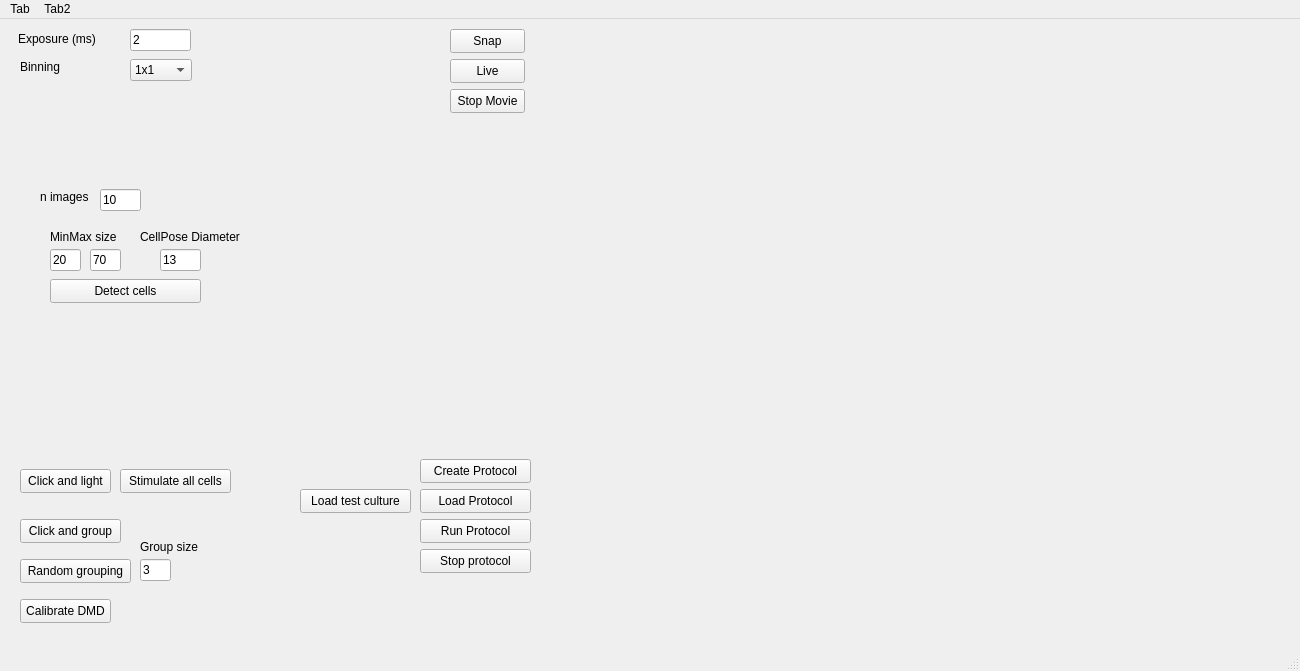
Above: MainGUI/form.ui from Katzyon/QT_QUI before the change. Below: the same form after it.
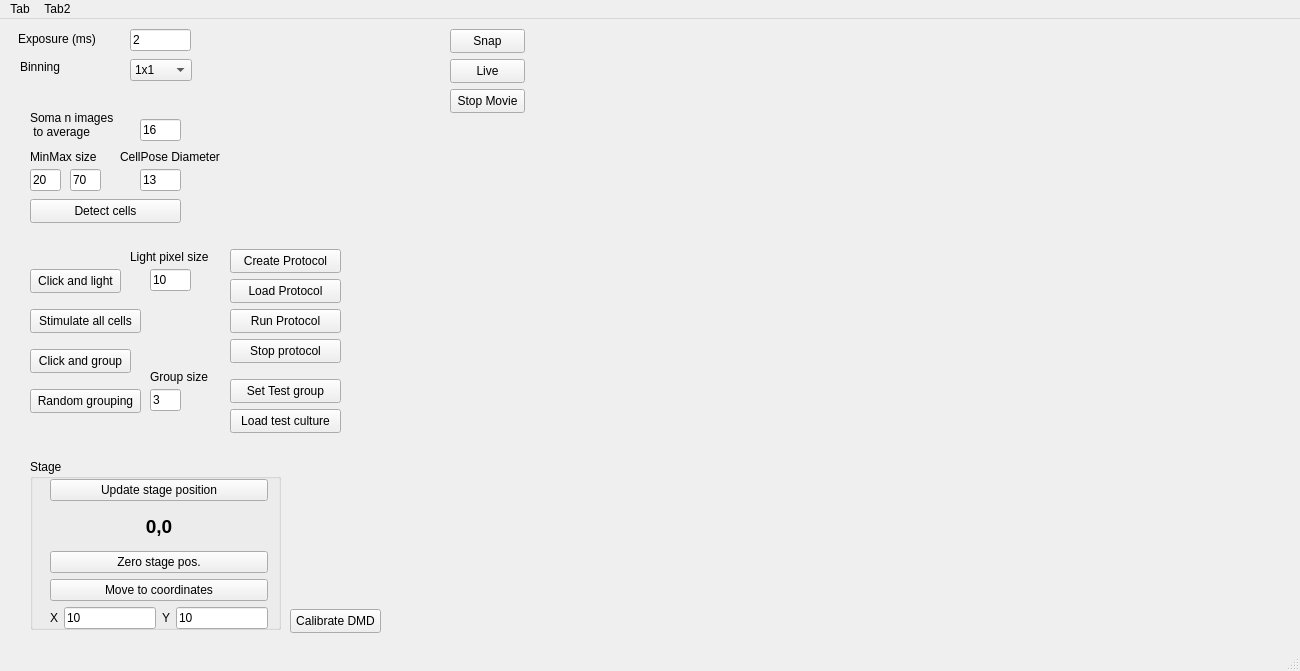
That is the form after the change. Custom widgets are drawn as their Qt base class.

What changed in the file:
```diff
--- a/MainGUI/form.ui
+++ b/MainGUI/form.ui
@@ -53,8 +53,8 @@
    <widget class="QPushButton" name="DMD_Calibrate">
     <property name="geometry">
      <rect>
-      <x>20</x>
-      <y>580</y>
+      <x>290</x>
+      <y>590</y>
       <width>91</width>
       <height>24</height>
      </rect>
@@ -82,8 +82,8 @@
    <widget class="QPushButton" name="mouse_shoot">
     <property name="geometry">
      <rect>
-      <x>20</x>
-      <y>450</y>
+      <x>30</x>
+      <y>250</y>
       <width>91</width>
       <height>24</height>
      </rect>
@@ -154,34 +154,35 @@
    <widget class="QLabel" name="label_3">
     <property name="geometry">
      <rect>
-      <x>40</x>
-      <y>170</y>
-      <width>49</width>
-      <height>16</height>
+      <x>30</x>
+      <y>90</y>
+      <width>91</width>
+      <height>31</height>
      </rect>
     </property>
     <property name="text">
-     <string>n images</string>
+     <string>Soma n images 
+ to average </string>
     </property>
    </widget>
    <widget class="QLineEdit" name="nAverage">
     <property name="geometry">
      <rect>
-      <x>100</x>
-      <y>170</y>
+      <x>140</x>
+      <y>100</y>
       <width>41</width>
       <height>22</height>
      </rect>
     </property>
     <property name="text">
-     <string>10</string>
+     <string>16</string>
     </property>
    </widget>
    <widget class="QPushButton" name="detectCells">
     <property name="geometry">
      <rect>
-      <x>50</x>
-      <y>260</y>
+      <x>30</x>
+      <y>180</y>
       <width>151</width>
       <height>24</height>
      </rect>
@@ -196,8 +197,8 @@
    <widget class="QLabel" name="label_4">
     <property name="geometry">
      <rect>
-      <x>50</x>
-      <y>210</y>
+      <x>30</x>
+      <y>130</y>
       <width>81</width>
       <height>16</height>
      </rect>
@@ -209,8 +210,8 @@
    <widget class="QLineEdit" name="minsize">
     <property name="geometry">
      <rect>
-      <x>50</x>
-      <y>230</y>
+      <x>30</x>
+      <y>150</y>
       <width>31</width>
       <height>22</height>
      </rect>
@@ -222,8 +223,8 @@
    <widget class="QLineEdit" name="maxsize">
     <property name="geometry">
      <rect>
-      <x>90</x>
-      <y>230</y>
+      <x>70</x>
+      <y>150</y>
       <width>31</width>
       <height>22</height>
      </rect>
@@ -235,8 +236,8 @@
    <widget class="QPushButton" name="somasStims">
     <property name="geometry">
      <rect>
-      <x>120</x>
-      <y>450</y>
+      <x>30</x>
+      <y>290</y>
       <width>111</width>
       <height>24</height>
      </rect>
@@ -251,8 +252,8 @@
    <widget class="QPushButton" name="ManualGroup">
     <property name="geometry">
      <rect>
-      <x>20</x>
-      <y>500</y>
+      <x>30</x>
+      <y>330</y>
       <width>101</width>
       <height>24</height>
      </rect>
@@ -267,8 +268,8 @@
    <widget class="QLabel" name="label_5">
     <property name="geometry">
      <rect>
-      <x>140</x>
-      <y>210</y>
+      <x>120</x>
+      <y>130</y>
       <width>111</width>
       <height>16</height>
      </rect>
@@ -280,8 +281,8 @@
    <widget class="QLineEdit" name="cellpose_diameter">
     <property name="geometry">
      <rect>
-      <x>160</x>
-      <y>230</y>
+      <x>140</x>
+      <y>150</y>
       <width>41</width>
       <height>22</height>
      </rect>
@@ -293,8 +294,8 @@
    <widget class="QPushButton" name="RandGroup">
     <property name="geometry">
      <rect>
-      <x>20</x>
-      <y>540</y>
+      <x>30</x>
+      <y>370</y>
       <width>111</width>
       <height>24</height>
      </rect>
@@ -306,8 +307,8 @@
    <widget class="QLineEdit" name="group_size">
     <property name="geometry">
      <rect>
-      <x>140</x>
-      <y>540</y>
+      <x>150</x>
+      <y>370</y>
       <width>31</width>
       <height>22</height>
      </rect>
@@ -319,8 +320,8 @@
    <widget class="QLabel" name="label_6">
     <property name="geometry">
      <rect>
-      <x>140</x>
-      <y>520</y>
+      <x>150</x>
+      <y>350</y>
       <width>61</width>
       <height>16</height>
      </rect>
@@ -332,8 +333,8 @@
    <widget class="QPushButton" name="createProtocol">
     <property name="geometry">
      <rect>
-      <x>420</x>
-      <y>440</y>
+      <x>230</x>
+      <y>230</y>
       <width>111</width>
       <height>24</height>
      </rect>
@@ -345,8 +346,8 @@
    <widget class="QPushButton" name="loadProtocol">
     <property name="geometry">
      <rect>
-      <x>420</x>
-      <y>470</y>
+      <x>230</x>
+      <y>260</y>
       <width>111</width>
       <height>24</height>
      </rect>
@@ -358,8 +359,8 @@
    <widget class="QPushButton" name="runProtocol">
     <property name="geometry">
      <rect>
-      <x>420</x>
-      <y>500</y>
+      <x>230</x>
+      <y>290</y>
       <width>111</width>
       <height>24</height>
      </rect>
@@ -371,8 +372,8 @@
    <widget class="QPushButton" name="loadTest">
     <property name="geometry">
      <rect>
-      <x>300</x>
-      <y>470</y>
+      <x>230</x>
+      <y>390</y>
       <width>111</width>
       <height>24</height>
      </rect>
@@ -384,8 +385,8 @@
    <widget class="QPushButton" name="stopProtocol">
     <property name="geometry">
      <rect>
-      <x>420</x>
-      <y>530</y>
+      <x>230</x>
+      <y>320</y>
       <width>111</width>
       <height>24</height>
      </rect>
@@ -394,6 +395,157 @@
      <string>Stop protocol</string>
     </property>
    </widget>
+   <widget class="QPushButton" name="testGroup">
+    <property name="geometry">
+     <rect>
+      <x>230</x>
+      <y>360</y>
+      <width>111</width>
+      <height>24</height>
+     </rect>
+    </property>
+    <property name="toolTip">
+     <string extracomment="The test group is the group that is not being patterned stimulated"/>
+    </property>
+    <property name="text">
+     <string>Set Test group</string>
+    </property>
+   </widget>
+   <widget class="QLineEdit" name="light_click_pixels_size">
+    <property name="geometry">
+     <rect>
+      <x>150</x>
+      <y>250</y>
+      <width>41</width>
+      <height>22</height>
+     </rect>
+    </property>
+    <property name="text">
+     <string>10</string>
+    </property>
+   </widget>
+   <widget class="QLabel" name="label_7">
+    <property name="geometry">
+     <rect>
+      <x>130</x>
+      <y>230</y>
+      <width>81</width>
+      <height>16</height>
+     </rect>
+    </property>
+    <property name="text">
+     <string>Light pixel size</string>
+    </property>
+   </widget>
+   <widget class="QGroupBox" name="groupBox">
+    <property name="geometry">
+     <rect>
+      <x>30</x>
+      <y>440</y>
+      <width>251</width>
+      <height>171</height>
+     </rect>
+    </property>
+    <property name="title">
+     <string>Stage</string>
+    </property>
+    <widget class="QWidget" name="">
+     <property name="geometry">
+      <rect>
+       <x>20</x>
+       <y>20</y>
+       <width>218</width>
+       <height>150</height>
+      </rect>
+     </property>
+     <layout class="QVBoxLayout" name="verticalLayout">
+      <item>
+       <widget class="QPushButton" name="update_stage">
+        <property name="toolTip">
+         <string extracomment="press the button to update stage position"/>
+        </property>
+        <property name="whatsThis">
+         <string>&lt;html&gt;&lt;head/&gt;&lt;body&gt;&lt;p&gt;Run SLM stimulation to all detected somas in the DMD_dir&lt;/p&gt;&lt;/body&gt;&lt;/html&gt;</string>
+        </property>
+        <property name="text">
+         <string>Update stage position</string>
+        </property>
+       </widget>
+      </item>
+      <item>
+       <widget class="QLabel" name="stage_position">
+        <property name="font">
+         <font>
+          <pointsize>14</pointsize>
+          <bold>true</bold>
+         </font>
+        </property>
+        <property name="text">
+         <string>0,0</string>
+        </property>
+        <property name="alignment">
+         <set>Qt::AlignmentFlag::AlignCenter</set>
+        </property>
+       </widget>
+      </item>
+      <item>
+       <widget class="QPushButton" name="zero_stage">
+        <property name="whatsThis">
+         <string>&lt;html&gt;&lt;head/&gt;&lt;body&gt;&lt;p&gt;Manually grouping detected cells by mouse click&lt;/p&gt;&lt;/body&gt;&lt;/html&gt;</string>
+        </property>
+        <property name="text">
+         <string>Zero stage pos.</string>
+        </property>
+       </widget>
+      </item>
+      <item>
+       <widget class="QPushButton" name="move_stage">
+        <property name="toolTip">
+         <string extracomment="press the button to update stage position"/>
+        </property>
+        <property name="whatsThis">
+         <string>&lt;html&gt;&lt;head/&gt;&lt;body&gt;&lt;p&gt;Run SLM stimulation to all detected somas in the DMD_dir&lt;/p&gt;&lt;/body&gt;&lt;/html&gt;</string>
+        </property>
+        <property name="text">
+         <string>Move to coordinates</string>
+        </property>
+       </widget>
+      </item>
+      <item>
+       <layout class="QHBoxLayout" name="horizontalLayout">
+        <item>
+         <widget class="QLabel" name="label_8">
+          <property name="text">
+           <string>X</string>
+          </property>
+         </widget>
+        </item>
+        <item>
+         <widget class="QLineEdit" name="xpos">
+          <property name="text">
+           <string>10</string>
+          </property>
+         </widget>
+        </item>
+        <item>
+         <widget class="QLabel" name="label_9">
+          <property name="text">
+           <string>Y</string>
+          </property>
+         </widget>
+        </item>
+        <item>
+         <widget class="QLineEdit" name="ypos">
+          <property name="text">
+           <string>10</string>
+          </property>
+         </widget>
+        </item>
+       </layout>
+      </item>
+     </layout>
+    </widget>
+   </widget>
   </widget>
   <widget class="QMenuBar" name="menubar">
    <property name="geometry">
```
Left out of the diff: 8 changed lines with no effect on the pictures.
